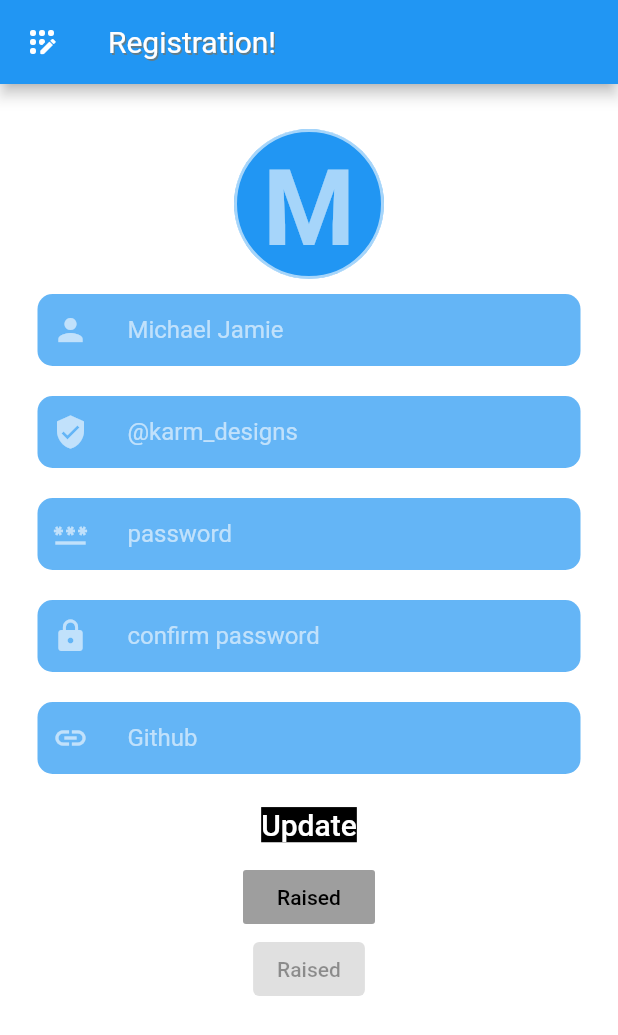
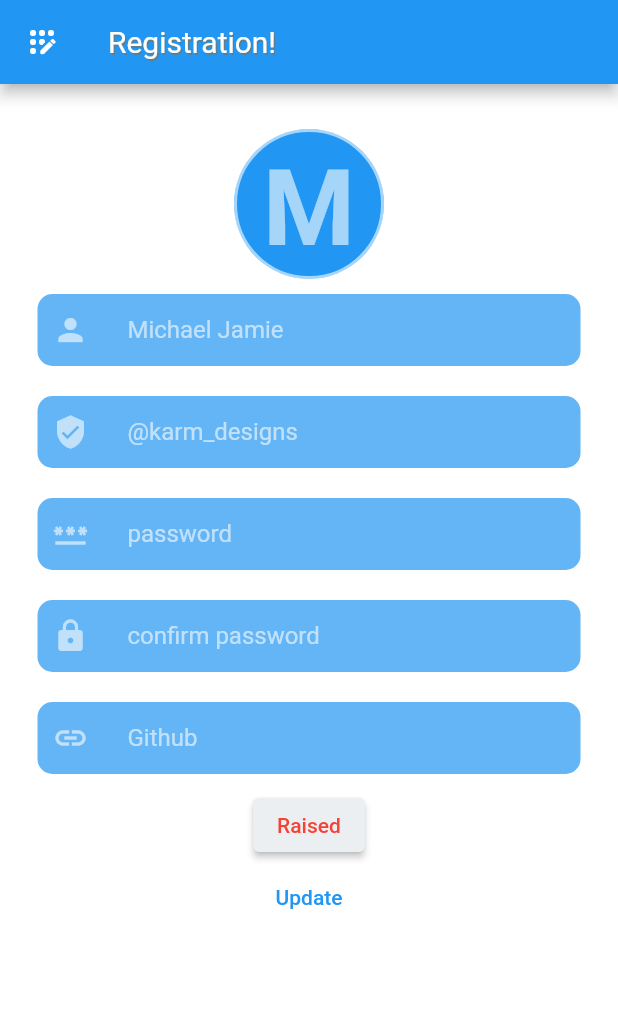
Before and after one commit to KramStyles/intro_flutter, a Flutter app: the screen it shows after launch, on a phone screen of 412 x 824 dp. Shown: the top 1035 px of the screen. Run offline on Flutter 3.47's test engine with Material 2 defaults, Android fonts, the phone set to English and light mode, and no system bars.

Commit message:
found new buttons. splash not available

```diff
--- a/lib/main.dart
+++ b/lib/main.dart
@@ -162,9 +162,11 @@ class MyApp extends StatelessWidget {
                   top: 10, bottom: 10, right: 25, left: 25),
             ),
             // const FlatButton(onPressed: null, child: Text("Hello", style: TextStyle(fontSize: 20),), color: Colors.lightBlueAccent, textColor: Colors.white),
-              const TextButton(onPressed: null, child: Text("Update", style: TextStyle(fontSize: 20, backgroundColor: Colors.black, color: Colors.white),)),
-              const RaisedButton(onPressed: null, child: Text("Raised"), textColor: Colors.black, color: Colors.white, splashColor: Colors.green,),
-              const ElevatedButton(onPressed: null, child: Text("Raised")),
+            //   const TextButton(onPressed: null, child: Text("Update", style: TextStyle(fontSize: 20, backgroundColor: Colors.black, color: Colors.white),)),
+            //   const RaisedButton(onPressed: null, child: Text("Raised"), textColor: Colors.black, color: Colors.white, splashColor: Colors.green,),
+              ElevatedButton(onPressed: null, child: Text("Raised"), style: ButtonStyle(foregroundColor: MaterialStateProperty.all<Color>(Colors.red), backgroundColor: MaterialStateProperty.all<Color>(Colors.blueGrey.shade50),
+              elevation: MaterialStateProperty.all(2)),),
+             TextButton(onPressed: () { }, child: const Text('Update'), style: ButtonStyle(foregroundColor: MaterialStateProperty.all<Color>(Colors.blue)),)
 
           ],
         ),
```
